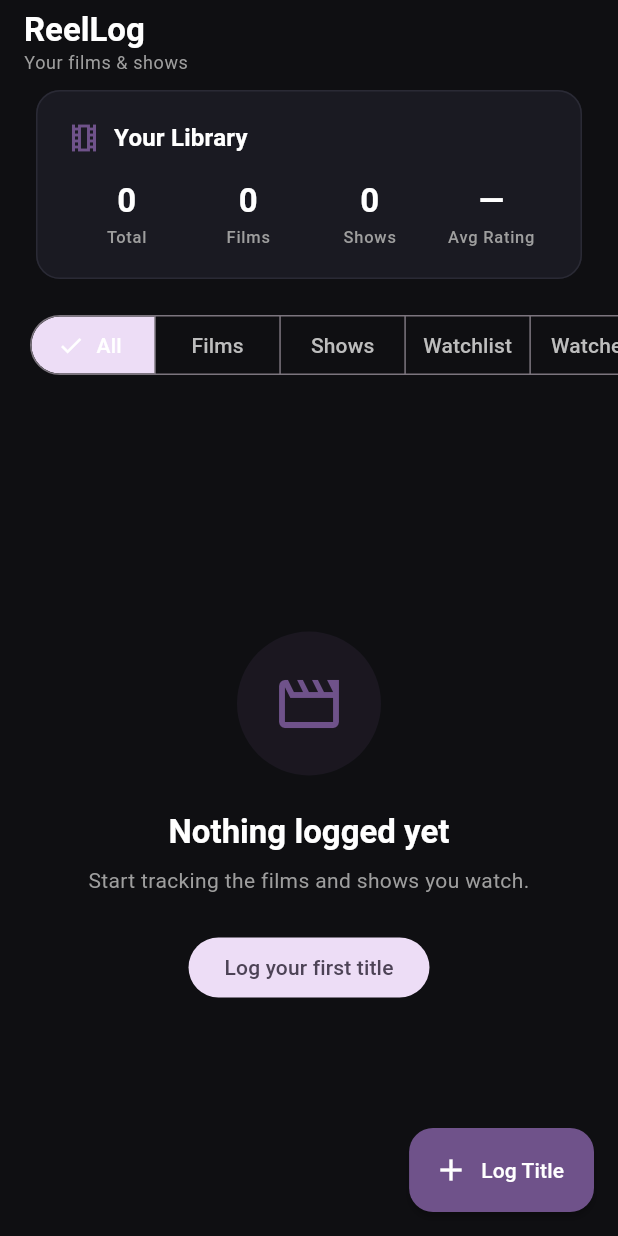
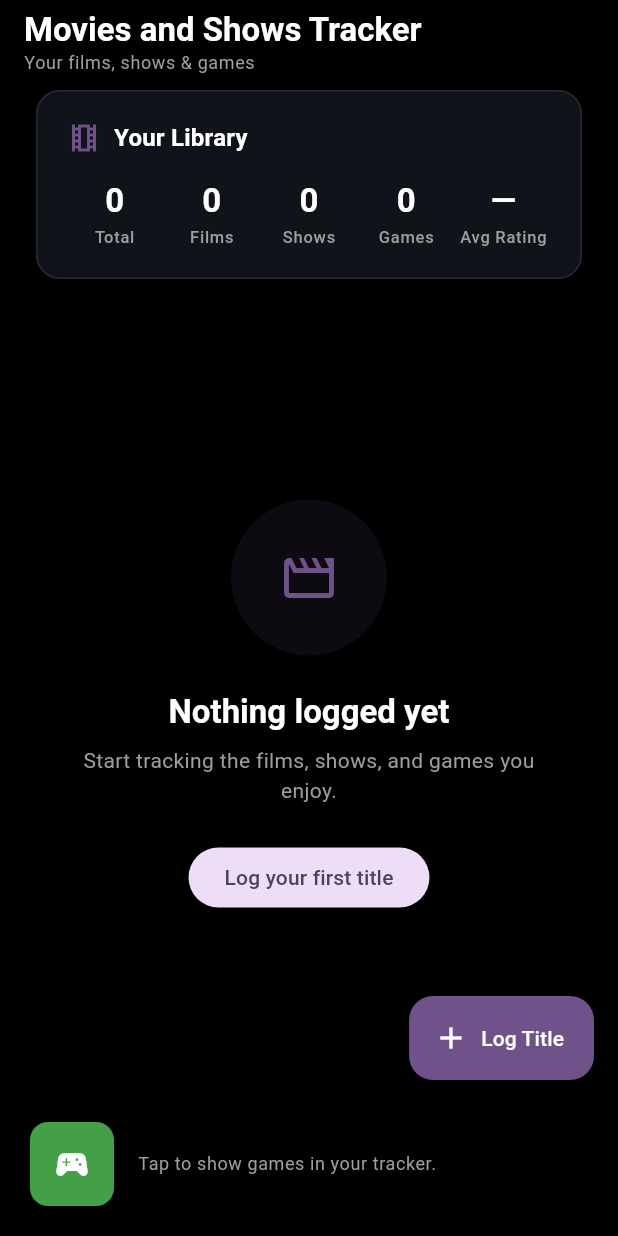
Before and after one commit to Ratib05/Entertainment_tracker_project, a Flutter app: the screen it shows after launch, on a phone screen of 412 x 824 dp. Run offline on Flutter 3.47's test engine with Material 3 defaults, Android fonts, the phone set to English and light mode, and no system bars.

Commit message:
Games And Movie mode switch button

```diff
--- a/frontend/Entertainment tracker/lib/models/media_entry.dart
+++ b/frontend/Entertainment tracker/lib/models/media_entry.dart
@@ -1,10 +1,10 @@
 import 'package:flutter/material.dart';
 
-enum MediaType { film, show }
+enum MediaType { film, show, game }
 
 enum WatchStatus { watchlist, watching, watched }
 
-enum MediaFilter { all, films, shows, watchlist, watched }
+enum MediaFilter { all, films, shows, games, watchlist, watched }
 
 class MediaEntry {
   MediaEntry({
@@ -57,10 +57,27 @@ class MediaEntry {
 }
 
 extension MediaTypeX on MediaType {
-  String get label => this == MediaType.film ? 'Film' : 'Show';
+  String get label {
+    switch (this) {
+      case MediaType.film:
+        return 'Film';
+      case MediaType.show:
+        return 'Show';
+      case MediaType.game:
+        return 'Game';
+    }
+  }
 
-  IconData get icon =>
-      this == MediaType.film ? Icons.movie_outlined : Icons.tv_outlined;
+  IconData get icon {
+    switch (this) {
+      case MediaType.film:
+        return Icons.sports_esports_outlined;
+      case MediaType.show:
+        return Icons.tv_outlined;
+      case MediaType.game:
+        return Icons.sports_esports_outlined;
+    }
+  }
 }
 
 extension WatchStatusX on WatchStatus {
--- a/frontend/Entertainment tracker/lib/screens/home_screen.dart
+++ b/frontend/Entertainment tracker/lib/screens/home_screen.dart
@@ -24,6 +24,8 @@ class _HomeScreenState extends State<HomeScreen> {
         return _entries.where((e) => e.type == MediaType.film).toList();
       case MediaFilter.shows:
         return _entries.where((e) => e.type == MediaType.show).toList();
+      case MediaFilter.games:
+        return _entries.where((e) => e.type == MediaType.game).toList();
       case MediaFilter.watchlist:
         return _entries
             .where((e) => e.status == WatchStatus.watchlist)
@@ -38,6 +40,9 @@ class _HomeScreenState extends State<HomeScreen> {
 
   int get _showCount =>
       _entries.where((e) => e.type == MediaType.show).length;
+
+  int get _gameCount =>
+      _entries.where((e) => e.type == MediaType.game).length;
 
   double? get _averageRating {
     final rated = _entries.where((e) => e.rating != null).toList();
@@ -123,22 +128,29 @@ class _HomeScreenState extends State<HomeScreen> {
   Widget build(BuildContext context) {
     final theme = Theme.of(context);
     final filtered = _filteredEntries;
+    final isGameMode = _filter == MediaFilter.games;
+    final primaryAccent = isGameMode ? Colors.green.shade600 : theme.colorScheme.primary;
 
     return Scaffold(
+      backgroundColor: isGameMode ? const Color(0xFFF4EEE5) : Colors.black,
       appBar: AppBar(
+        backgroundColor: isGameMode ? const Color(0xFFF4EEE5) : Colors.black,
+        foregroundColor: isGameMode ? Colors.black : Colors.white,
+        surfaceTintColor: isGameMode ? const Color(0xFFF4EEE5) : Colors.black,
         title: Column(
           crossAxisAlignment: CrossAxisAlignment.start,
           children: [
             Text(
-              'ReelLog',
+              isGameMode ? 'Games Tracker' : 'Movies and Shows Tracker',
               style: theme.textTheme.titleLarge?.copyWith(
                 fontWeight: FontWeight.bold,
+                color: isGameMode ? Colors.black : Colors.white,
               ),
             ),
             Text(
-              'Your films & shows',
+              isGameMode ? 'Your games only' : 'Your films, shows & games',
               style: theme.textTheme.bodySmall?.copyWith(
-                color: Colors.grey.shade500,
+                color: isGameMode ? Colors.black54 : Colors.grey.shade500,
               ),
             ),
           ],
@@ -153,33 +165,12 @@ class _HomeScreenState extends State<HomeScreen> {
               total: _entries.length,
               films: _filmCount,
               shows: _showCount,
+              games: _gameCount,
               averageRating: _averageRating,
+              accentColor: primaryAccent,
+              isGameMode: isGameMode,
             ),
           ),
-          SingleChildScrollView(
-            scrollDirection: Axis.horizontal,
-            padding: const EdgeInsets.symmetric(horizontal: 20),
-            child: SegmentedButton<MediaFilter>(
-              segments: const [
-                ButtonSegment(value: MediaFilter.all, label: Text('All')),
-                ButtonSegment(value: MediaFilter.films, label: Text('Films')),
-                ButtonSegment(value: MediaFilter.shows, label: Text('Shows')),
-                ButtonSegment(
-                  value: MediaFilter.watchlist,
-                  label: Text('Watchlist'),
-                ),
-                ButtonSegment(
-                  value: MediaFilter.watched,
-                  label: Text('Watched'),
-                ),
-              ],
-              selected: {_filter},
-              onSelectionChanged: (selection) {
-                setState(() => _filter = selection.first);
-              },
-            ),
-          ),
-          const SizedBox(height: 12),
           Expanded(
             child: filtered.isEmpty
                 ? _EmptyState(filter: _filter, onAdd: _showAddSheet)
@@ -203,6 +194,57 @@ class _HomeScreenState extends State<HomeScreen> {
         icon: const Icon(Icons.add),
         label: const Text('Log Title'),
       ),
+      bottomNavigationBar: BottomAppBar(
+        color: isGameMode ? const Color(0xFFF4EEE5) : Colors.black,
+        elevation: 0,
+        height: 88,
+        padding: EdgeInsets.zero,
+        clipBehavior: Clip.none,
+        child: Padding(
+          padding: const EdgeInsets.fromLTRB(20, 12, 20, 20),
+          child: Row(
+            crossAxisAlignment: CrossAxisAlignment.center,
+            children: [
+              GestureDetector(
+                onTap: () {
+                  setState(() {
+                    _filter = isGameMode ? MediaFilter.films : MediaFilter.games;
+                  });
+                },
+                child: Container(
+                  width: 56,
+                  height: 56,
+                  padding: const EdgeInsets.all(10),
+                  decoration: BoxDecoration(
+                    color: isGameMode ? Colors.blue.shade600 : Colors.green.shade600,
+                    borderRadius: BorderRadius.circular(12),
+                  ),
+                  alignment: Alignment.center,
+                  child: Icon(
+                    isGameMode ? Icons.local_movies : Icons.sports_esports,
+                    color: Colors.white,
+                    size: 26,
+                  ),
+                ),
+              ),
+              const SizedBox(width: 16),
+              Expanded(
+                child: Align(
+                  alignment: Alignment.centerLeft,
+                  child: Text(
+                    isGameMode
+                        ? 'Switch to movie tracker'
+                        : 'Tap to show games in your tracker.',
+                    style: theme.textTheme.bodySmall?.copyWith(
+                      color: isGameMode ? Colors.black87 : Colors.grey.shade500,
+                    ),
+                  ),
+                ),
+              ),
+            ],
+          ),
+        ),
+      ),
     );
   }
 }
@@ -212,19 +254,27 @@ class _StatsCard extends StatelessWidget {
     required this.total,
     required this.films,
     required this.shows,
+    required this.games,
     required this.averageRating,
+    required this.accentColor,
+    required this.isGameMode,
   });
 
   final int total;
   final int films;
   final int shows;
+  final int games;
   final double? averageRating;
+  final Color accentColor;
+  final bool isGameMode;
 
   @override
   Widget build(BuildContext context) {
     final theme = Theme.of(context);
+    const gamePanelColor = Color(0xFFEBE0DC);
 
     return Card(
+      color: isGameMode ? gamePanelColor : const Color(0xFF11131A),
       child: Padding(
         padding: const EdgeInsets.all(20),
         child: Column(
@@ -233,15 +283,15 @@ class _StatsCard extends StatelessWidget {
             Row(
               children: [
                 Icon(
-                  Icons.local_movies_outlined,
-                  color: theme.colorScheme.primary,
+                  isGameMode ? Icons.sports_esports_outlined : Icons.local_movies_outlined,
+                  color: accentColor,
                 ),
                 const SizedBox(width: 8),
                 Text(
-                  'Your Library',
+                  isGameMode ? 'Games Library' : 'Your Library',
                   style: theme.textTheme.titleMedium?.copyWith(
                     fontWeight: FontWeight.w600,
-                    color: Colors.white,
+                    color: isGameMode ? Colors.black : Colors.white,
                   ),
                 ),
               ],
@@ -249,15 +299,17 @@ class _StatsCard extends StatelessWidget {
             const SizedBox(height: 16),
             Row(
               children: [
-                _StatItem(label: 'Total', value: '$total'),
-                _StatItem(label: 'Films', value: '$films'),
-                _StatItem(label: 'Shows', value: '$shows'),
+                _StatItem(label: 'Total', value: '$total', accentColor: isGameMode ? Colors.black : Colors.white),
+                _StatItem(label: 'Films', value: '$films', accentColor: isGameMode ? Colors.black : Colors.white),
+                _StatItem(label: 'Shows', value: '$shows', accentColor: isGameMode ? Colors.black : Colors.white),
+                _StatItem(label: 'Games', value: '$games', accentColor: isGameMode ? Colors.black : Colors.white),
                 _StatItem(
                   label: 'Avg Rating',
                   value: averageRating == null
                       ? '—'
                       : averageRating!.toStringAsFixed(1),
                   icon: averageRating != null ? Icons.star_rounded : null,
+                  accentColor: isGameMode ? Colors.black : Colors.white,
                 ),
               ],
             ),
@@ -273,11 +325,13 @@ class _StatItem extends StatelessWidget {
     required this.label,
     required this.value,
     this.icon,
+    required this.accentColor,
   });
 
   final String label;
   final String value;
   final IconData? icon;
+  final Color accentColor;
 
   @override
   Widget build(BuildContext context) {
@@ -295,7 +349,7 @@ class _StatItem extends StatelessWidget {
                 value,
                 style: Theme.of(context).textTheme.titleLarge?.copyWith(
                       fontWeight: FontWeight.bold,
-                      color: Colors.white,
+                      color: accentColor,
                     ),
               ),
             ],
@@ -330,7 +384,7 @@ class _EmptyState extends StatelessWidget {
       MediaFilter.all => (
           Icons.movie_creation_outlined,
           'Nothing logged yet',
-          'Start tracking the films and shows you watch.',
+          'Start tracking the films, shows, and games you enjoy.',
         ),
       MediaFilter.films => (
           Icons.movie_outlined,
@@ -341,6 +395,11 @@ class _EmptyState extends StatelessWidget {
           Icons.tv_outlined,
           'No shows logged',
           'Add a TV show to your library.',
+        ),
+      MediaFilter.games => (
+          Icons.sports_esports_outlined,
+          'No games logged',
+          'Add a game to your library.',
         ),
       MediaFilter.watchlist => (
           Icons.bookmark_outline,
@@ -354,6 +413,8 @@ class _EmptyState extends StatelessWidget {
         ),
     };
 
+    final isGameEmpty = filter == MediaFilter.games;
+
     return Center(
       child: SingleChildScrollView(
         padding: const EdgeInsets.all(40),
@@ -361,14 +422,14 @@ class _EmptyState extends StatelessWidget {
           mainAxisAlignment: MainAxisAlignment.center,
           children: [
             Container(
-              padding: const EdgeInsets.all(24),
+              padding: const EdgeInsets.all(32),
               decoration: BoxDecoration(
                 color: theme.colorScheme.primary.withValues(alpha: 0.12),
                 shape: BoxShape.circle,
               ),
               child: Icon(
                 icon,
-                size: 48,
+                size: 40,
                 color: theme.colorScheme.primary,
               ),
             ),
@@ -377,6 +438,7 @@ class _EmptyState extends StatelessWidget {
               title,
               style: theme.textTheme.titleLarge?.copyWith(
                 fontWeight: FontWeight.bold,
+                color: isGameEmpty ? Colors.black87 : null,
               ),
             ),
             const SizedBox(height: 8),
@@ -384,7 +446,7 @@ class _EmptyState extends StatelessWidget {
               subtitle,
               textAlign: TextAlign.center,
               style: theme.textTheme.bodyMedium?.copyWith(
-                color: Colors.grey.shade500,
+                color: isGameEmpty ? Colors.black54 : Colors.grey.shade500,
               ),
             ),
             if (filter == MediaFilter.all) ...[
--- a/frontend/Entertainment tracker/lib/widgets/add_media_sheet.dart
+++ b/frontend/Entertainment tracker/lib/widgets/add_media_sheet.dart
@@ -96,9 +96,9 @@ class _AddMediaSheetState extends State<AddMediaSheet> {
               autofocus: !_isEditing,
               textCapitalization: TextCapitalization.words,
               style: const TextStyle(color: Colors.white),
-              decoration: const InputDecoration(
+              decoration: InputDecoration(
                 labelText: 'Title',
-                prefixIcon: Icon(Icons.movie_filter_outlined),
+                prefixIcon: const Icon(Icons.sports_esports_outlined),
               ),
               onSubmitted: (_) => _submit(),
             ),
--- a/frontend/Entertainment tracker/lib/widgets/media_tile.dart
+++ b/frontend/Entertainment tracker/lib/widgets/media_tile.dart
@@ -62,7 +62,9 @@ class MediaTile extends StatelessWidget {
                       end: Alignment.bottomRight,
                       colors: entry.type == MediaType.film
                           ? [const Color(0xFF9333EA), const Color(0xFF581C87)]
-                          : [const Color(0xFF2563EB), const Color(0xFF1E3A8A)],
+                          : entry.type == MediaType.show
+                              ? [const Color(0xFF2563EB), const Color(0xFF1E3A8A)]
+                              : [const Color(0xFF0F766E), const Color(0xFF134E4A)],
                     ),
                     borderRadius: BorderRadius.circular(10),
                   ),
@@ -94,7 +96,9 @@ class MediaTile extends StatelessWidget {
                             label: entry.type.label,
                             color: entry.type == MediaType.film
                                 ? const Color(0xFF9333EA)
-                                : const Color(0xFF2563EB),
+                                : entry.type == MediaType.show
+                                    ? const Color(0xFF2563EB)
+                                    : const Color(0xFF14B8A6),
                           ),
                           _Badge(label: entry.status.label, color: statusColor),
                           if (entry.type == MediaType.show &&
```
Also changed, not shown: 2 other files.
